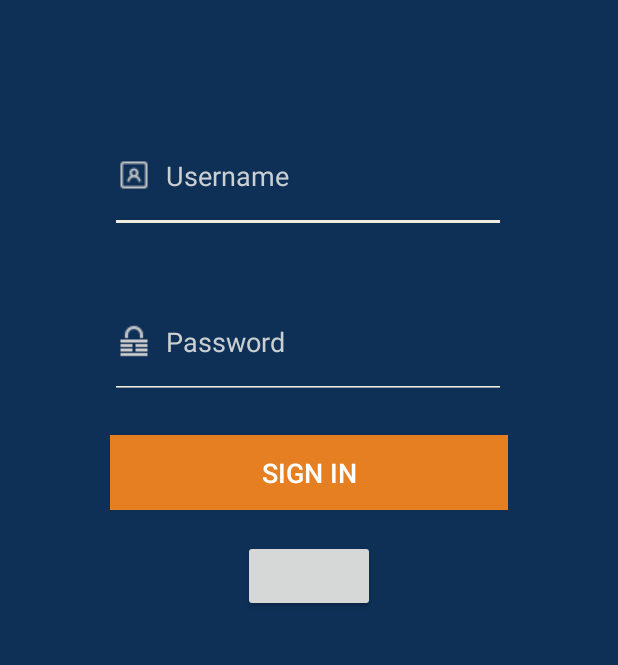
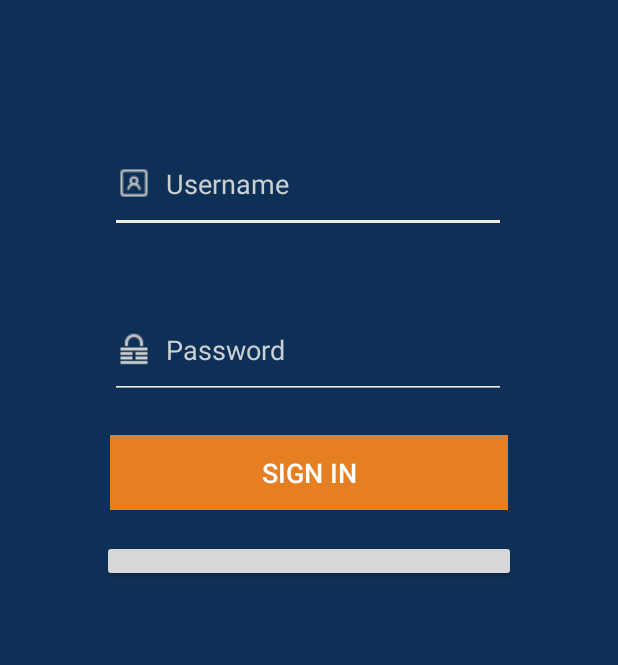
Before and after one commit to PseudoInsanity/Aasfalis, an Android app: the layout fragment_login.xml on its own in the app's theme, with its tools: preview values and no code run, on a phone screen of 412 x 824 dp, the part 441-1106 px from its top. Run offline under Robolectric (Android 15) with nearby library versions, the phone set to English and light mode, and no system bars; plain views replace LoginButton.

Commit message:
Started adding fb functionality cont.

```diff
--- a/app/src/main/res/layout/fragment_login.xml
+++ b/app/src/main/res/layout/fragment_login.xml
@@ -29,6 +29,7 @@
         android:layout_height="76dp"
         android:backgroundTint="@color/colorAccent"
         android:drawableLeft="@drawable/username"
+        android:paddingBottom="0dp"
         android:hint="  Username"
         android:textColor="@color/colorAccent"
         android:textColorHint="#CACFD2"
@@ -45,6 +46,7 @@
         android:layout_height="76dp"
         android:backgroundTint="@color/colorAccent"
         android:drawableLeft="@drawable/password"
+        android:paddingBottom="0dp"
         android:hint="  Password"
         android:textColor="@color/colorAccent"
         android:textColorHint="#CACFD2"
@@ -78,8 +80,8 @@
 
     <com.facebook.login.widget.LoginButton
         android:id="@+id/login_button"
-        android:layout_width="wrap_content"
-        android:layout_height="wrap_content"
+        android:layout_width="276dp"
+        android:layout_height="28dp"
         android:layout_gravity="center_horizontal"
         android:layout_marginStart="162dp"
         android:layout_marginTop="20dp"
@@ -87,7 +89,7 @@
         android:layout_marginBottom="89dp"
         app:layout_constraintBottom_toBottomOf="parent"
         app:layout_constraintEnd_toEndOf="parent"
-        app:layout_constraintHorizontal_bias="1.0"
+        app:layout_constraintHorizontal_bias="0.502"
         app:layout_constraintStart_toStartOf="parent"
         app:layout_constraintTop_toBottomOf="@+id/loginButton"
         app:layout_constraintVertical_bias="0.0" />
--- a/app/src/main/res/layout/nav_header_main.xml
+++ b/app/src/main/res/layout/nav_header_main.xml
@@ -14,8 +14,8 @@
 
     <ImageView
         android:id="@+id/imageView"
-        android:layout_width="224dp"
-        android:layout_height="wrap_content"
+        android:layout_width="94dp"
+        android:layout_height="75dp"
         android:background="@mipmap/logo"
         android:contentDescription="@string/nav_header_desc"
         android:paddingTop="@dimen/nav_header_vertical_spacing"
```
Also changed, not shown: app/src/main/java/com/softwareengineering/aasfalis/fragments/LoginFragment.java (+15 -0 lines).
